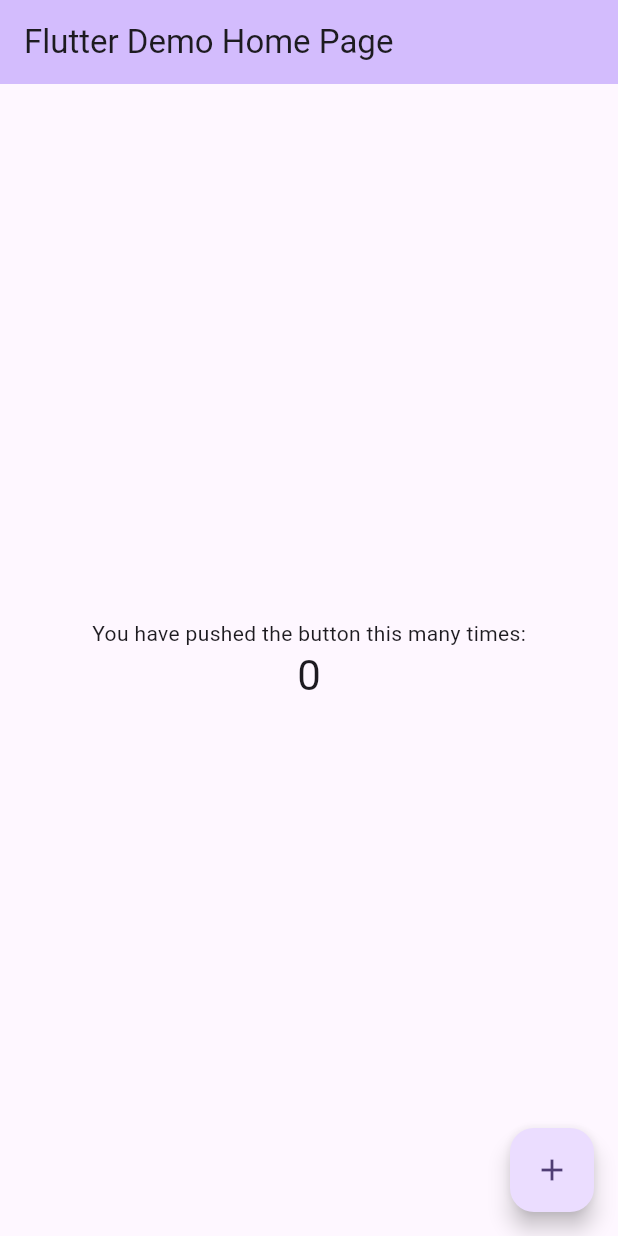
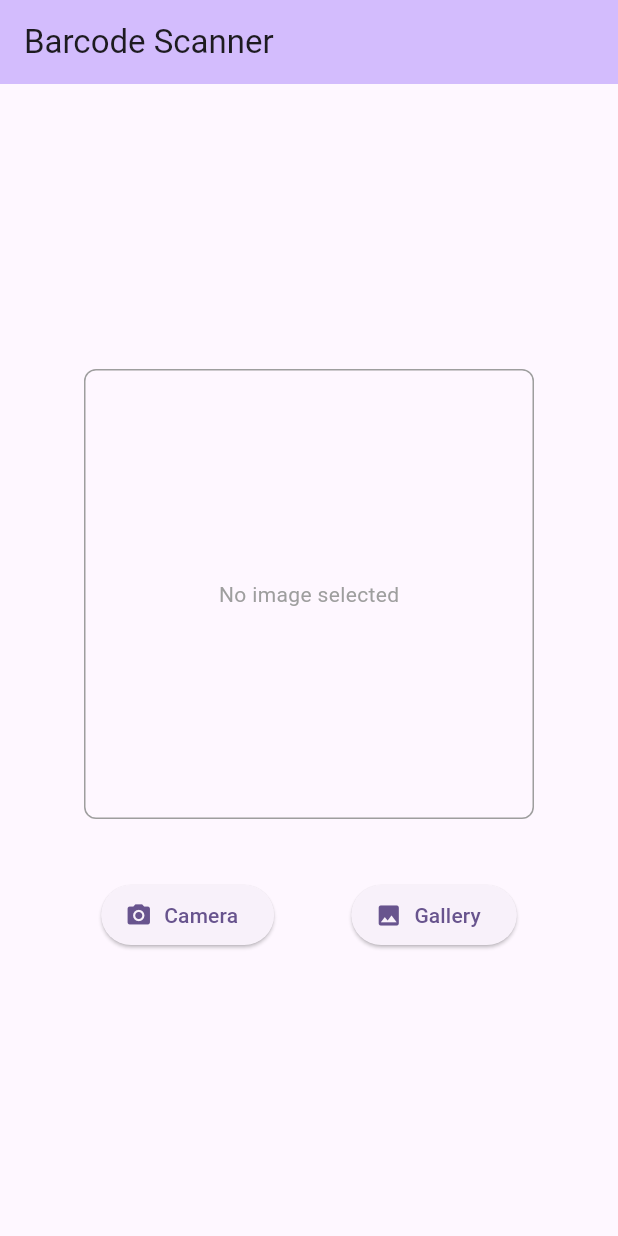
Before and after one commit to JulianDou/coursflutter, a Flutter app: the screen it shows after launch, on a phone screen of 412 x 824 dp. Run offline on Flutter 3.47's test engine with Material 3 defaults, Android fonts, the phone set to English and light mode, and no system bars; our stand-ins replace dio, font_awesome_flutter, google_fonts, image_picker; missing offline and left inert: google_mlkit_barcode_scanning.

Commit message:
choix image/photo

```diff
--- a/tp5_doutreligne_julian_valin_mael/lib/main.dart
+++ b/tp5_doutreligne_julian_valin_mael/lib/main.dart
@@ -1,4 +1,7 @@
 import 'package:flutter/material.dart';
+import 'package:google_mlkit_barcode_scanning/google_mlkit_barcode_scanning.dart';
+import 'package:image_picker/image_picker.dart';
+import 'dart:io';
 
 void main() {
   runApp(const MyApp());
@@ -7,115 +10,222 @@ void main() {
 class MyApp extends StatelessWidget {
   const MyApp({super.key});
 
-  // This widget is the root of your application.
   @override
   Widget build(BuildContext context) {
     return MaterialApp(
-      title: 'Flutter Demo',
+      title: 'Barcode Scanner',
       theme: ThemeData(
-        // This is the theme of your application.
-        //
-        // TRY THIS: Try running your application with "flutter run". You'll see
-        // the application has a purple toolbar. Then, without quitting the app,
-        // try changing the seedColor in the colorScheme below to Colors.green
-        // and then invoke "hot reload" (save your changes or press the "hot
-        // reload" button in a Flutter-supported IDE, or press "r" if you used
-        // the command line to start the app).
-        //
-        // Notice that the counter didn't reset back to zero; the application
-        // state is not lost during the reload. To reset the state, use hot
-        // restart instead.
-        //
-        // This works for code too, not just values: Most code changes can be
-        // tested with just a hot reload.
-        colorScheme: .fromSeed(seedColor: Colors.deepPurple),
+        colorScheme: ColorScheme.fromSeed(seedColor: Colors.deepPurple),
+        useMaterial3: true,
       ),
-      home: const MyHomePage(title: 'Flutter Demo Home Page'),
+      home: const BarcodeScannerScreen(),
     );
   }
 }
 
-class MyHomePage extends StatefulWidget {
-  const MyHomePage({super.key, required this.title});
-
-  // This widget is the home page of your application. It is stateful, meaning
-  // that it has a State object (defined below) that contains fields that affect
-  // how it looks.
-
-  // This class is the configuration for the state. It holds the values (in this
-  // case the title) provided by the parent (in this case the App widget) and
-  // used by the build method of the State. Fields in a Widget subclass are
-  // always marked "final".
-
-  final String title;
+class BarcodeScannerScreen extends StatefulWidget {
+  const BarcodeScannerScreen({super.key});
 
   @override
-  State<MyHomePage> createState() => _MyHomePageState();
+  State<BarcodeScannerScreen> createState() => _BarcodeScannerScreenState();
 }
 
-class _MyHomePageState extends State<MyHomePage> {
-  int _counter = 0;
+class _BarcodeScannerScreenState extends State<BarcodeScannerScreen> {
+  final ImagePicker _imagePicker = ImagePicker();
+  final BarcodeScanner _barcodeScanner = BarcodeScanner();
 
-  void _incrementCounter() {
+  List<Barcode> _scannedBarcodes = [];
+  XFile? _selectedImage;
+  bool _isScanning = false;
+
+  @override
+  void dispose() {
+    _barcodeScanner.close();
+    super.dispose();
+  }
+
+  Future<void> _scanBarcodeFromImage(ImageSource source) async {
+    try {
+      final XFile? pickedFile = await _imagePicker.pickImage(source: source);
+
+      if (pickedFile != null) {
+        setState(() {
+          _selectedImage = pickedFile;
+          _isScanning = true;
+        });
+
+        final inputImage = InputImage.fromFilePath(pickedFile.path);
+        final barcodes = await _barcodeScanner.processImage(inputImage);
+
+        setState(() {
+          _scannedBarcodes = barcodes;
+          _isScanning = false;
+        });
+      }
+    } catch (e) {
+      ScaffoldMessenger.of(context).showSnackBar(
+        SnackBar(content: Text('Error: $e')),
+      );
+      setState(() {
+        _isScanning = false;
+      });
+    }
+  }
+
+  void _clearResults() {
     setState(() {
-      // This call to setState tells the Flutter framework that something has
-      // changed in this State, which causes it to rerun the build method below
-      // so that the display can reflect the updated values. If we changed
-      // _counter without calling setState(), then the build method would not be
-      // called again, and so nothing would appear to happen.
-      _counter++;
+      _selectedImage = null;
+      _scannedBarcodes = [];
     });
+  }
+
+  String _getBarcodeTypeString(BarcodeType type) {
+    if (type == BarcodeType.product) {
+      return 'Product';
+    }
+    else {
+      return type.name;
+    }
   }
 
   @override
   Widget build(BuildContext context) {
-    // This method is rerun every time setState is called, for instance as done
-    // by the _incrementCounter method above.
-    //
-    // The Flutter framework has been optimized to make rerunning build methods
-    // fast, so that you can just rebuild anything that needs updating rather
-    // than having to individually change instances of widgets.
     return Scaffold(
       appBar: AppBar(
-        // TRY THIS: Try changing the color here to a specific color (to
-        // Colors.amber, perhaps?) and trigger a hot reload to see the AppBar
-        // change color while the other colors stay the same.
         backgroundColor: Theme.of(context).colorScheme.inversePrimary,
-        // Here we take the value from the MyHomePage object that was created by
-        // the App.build method, and use it to set our appbar title.
-        title: Text(widget.title),
+        title: const Text('Barcode Scanner'),
       ),
       body: Center(
-        // Center is a layout widget. It takes a single child and positions it
-        // in the middle of the parent.
-        child: Column(
-          // Column is also a layout widget. It takes a list of children and
-          // arranges them vertically. By default, it sizes itself to fit its
-          // children horizontally, and tries to be as tall as its parent.
-          //
-          // Column has various properties to control how it sizes itself and
-          // how it positions its children. Here we use mainAxisAlignment to
-          // center the children vertically; the main axis here is the vertical
-          // axis because Columns are vertical (the cross axis would be
-          // horizontal).
-          //
-          // TRY THIS: Invoke "debug painting" (choose the "Toggle Debug Paint"
-          // action in the IDE, or press "p" in the console), to see the
-          // wireframe for each widget.
-          mainAxisAlignment: .center,
-          children: [
-            const Text('You have pushed the button this many times:'),
-            Text(
-              '$_counter',
-              style: Theme.of(context).textTheme.headlineMedium,
+        child: SingleChildScrollView(
+          child: Padding(
+            padding: const EdgeInsets.all(16.0),
+            child: Column(
+              mainAxisAlignment: MainAxisAlignment.center,
+              children: [
+                if (_selectedImage != null)
+                  Container(
+                    margin: const EdgeInsets.only(bottom: 20),
+                    decoration: BoxDecoration(
+                      border: Border.all(color: Colors.grey),
+                      borderRadius: BorderRadius.circular(8),
+                    ),
+                    child: Image.file(
+                      File(_selectedImage!.path),
+                      height: 300,
+                      width: 300,
+                      fit: BoxFit.cover,
+                    ),
+                  ),
+                if (_scannedBarcodes.isEmpty && _selectedImage == null)
+                  Container(
+                    height: 300,
+                    width: 300,
+                    decoration: BoxDecoration(
+                      border: Border.all(color: Colors.grey),
+                      borderRadius: BorderRadius.circular(8),
+                    ),
+                    child: const Center(
+                      child: Text(
+                        'No image selected',
+                        style: TextStyle(color: Colors.grey),
+                      ),
+                    ),
+                  ),
+                const SizedBox(height: 20),
+                if (_isScanning)
+                  const CircularProgressIndicator()
+                else if (_scannedBarcodes.isEmpty && _selectedImage != null)
+                  const Text('No barcodes detected')
+                else if (_scannedBarcodes.isNotEmpty)
+                  Expanded(
+                    child: ListView.builder(
+                      shrinkWrap: true,
+                      itemCount: _scannedBarcodes.length,
+                      itemBuilder: (context, index) {
+                        final barcode = _scannedBarcodes[index];
+                        return Card(
+                          margin: const EdgeInsets.symmetric(vertical: 8),
+                          child: Padding(
+                            padding: const EdgeInsets.all(12.0),
+                            child: Column(
+                              crossAxisAlignment: CrossAxisAlignment.start,
+                              children: [
+                                Text(
+                                  'Barcode ${index + 1}',
+                                  style: const TextStyle(
+                                    fontWeight: FontWeight.bold,
+                                    fontSize: 16,
+                                  ),
+                                ),
+                                const SizedBox(height: 8),
+                                Text(
+                                  'Type: ${_getBarcodeTypeString(barcode.type)}',
+                                  style: const TextStyle(fontSize: 14),
+                                ),
+                                const SizedBox(height: 4),
+                                Text(
+                                  'Format: ${barcode.format.name}',
+                                  style: const TextStyle(fontSize: 14),
+                                ),
+                                const SizedBox(height: 8),
+                                Container(
+                                  padding: const EdgeInsets.all(8),
+                                  decoration: BoxDecoration(
+                                    color: Colors.grey[200],
+                                    borderRadius: BorderRadius.circular(4),
+                                  ),
+                                  child: SelectableText(
+                                    barcode.rawValue ?? 'No value',
+                                    style: const TextStyle(
+                                      fontFamily: 'monospace',
+                                      fontSize: 12,
+                                    ),
+                                  ),
+                                ),
+                              ],
+                            ),
+                          ),
+                        );
+                      },
+                    ),
+                  ),
+                const SizedBox(height: 20),
+                Row(
+                  mainAxisAlignment: MainAxisAlignment.spaceEvenly,
+                  children: [
+                    ElevatedButton.icon(
+                      onPressed: _isScanning
+                          ? null
+                          : () => _scanBarcodeFromImage(ImageSource.camera),
+                      icon: const Icon(Icons.camera_alt),
+                      label: const Text('Camera'),
+                    ),
+                    ElevatedButton.icon(
+                      onPressed: _isScanning
+                          ? null
+                          : () => _scanBarcodeFromImage(ImageSource.gallery),
+                      icon: const Icon(Icons.image),
+                      label: const Text('Gallery'),
+                    ),
+                  ],
+                ),
+                if (_selectedImage != null)
+                  Padding(
+                    padding: const EdgeInsets.only(top: 12.0),
+                    child: ElevatedButton.icon(
+                      onPressed: _clearResults,
+                      icon: const Icon(Icons.clear),
+                      label: const Text('Clear'),
+                      style: ElevatedButton.styleFrom(
+                        backgroundColor: Colors.red,
+                        foregroundColor: Colors.white,
+                      ),
+                    ),
+                  ),
+              ],
             ),
-          ],
+          ),
         ),
-      ),
-      floatingActionButton: FloatingActionButton(
-        onPressed: _incrementCounter,
-        tooltip: 'Increment',
-        child: const Icon(Icons.add),
       ),
     );
   }
--- a/tp5_doutreligne_julian_valin_mael/pubspec.yaml
+++ b/tp5_doutreligne_julian_valin_mael/pubspec.yaml
@@ -34,6 +34,9 @@ dependencies:
   # The following adds the Cupertino Icons font to your application.
   # Use with the CupertinoIcons class for iOS style icons.
   cupertino_icons: ^1.0.8
+  google_mlkit_barcode_scanning: ^0.10.0
+  camera: ^0.10.5+2
+  image_picker: ^1.0.4
 
 dev_dependencies:
   flutter_test:
```
Also changed, not shown: tp5_doutreligne_julian_valin_mael/pubspec.lock, 6 other files.
